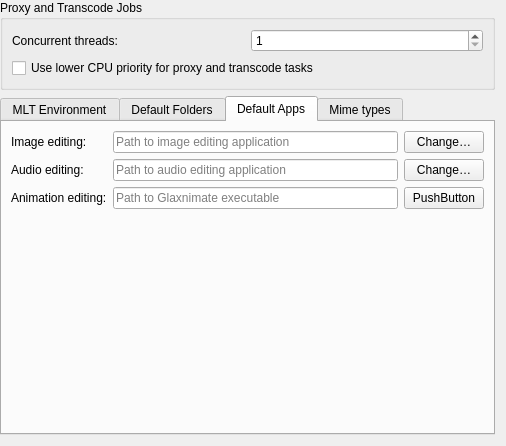
Above: src/ui/configenv_ui.ui from KDE/kdenlive before the change. Below: the same form after it.
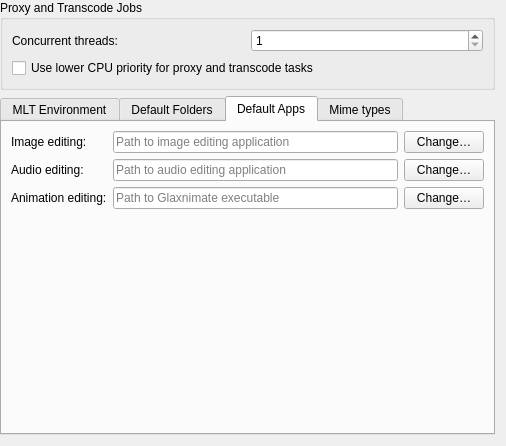
That is the form after the change. The open tabs and pages were chosen to show the change. Custom widgets are drawn as their Qt base class.

Commit message: Fix button text and glaxnimate path not working on edit clip

Patch:
```diff
--- a/src/ui/configenv_ui.ui
+++ b/src/ui/configenv_ui.ui
@@ -343,7 +343,7 @@
        <item row="2" column="2">
         <widget class="QPushButton" name="kp_anim">
          <property name="text">
-          <string>PushButton</string>
+          <string>Change…</string>
          </property>
         </widget>
        </item>
```
The commit also changes 1 other file.
